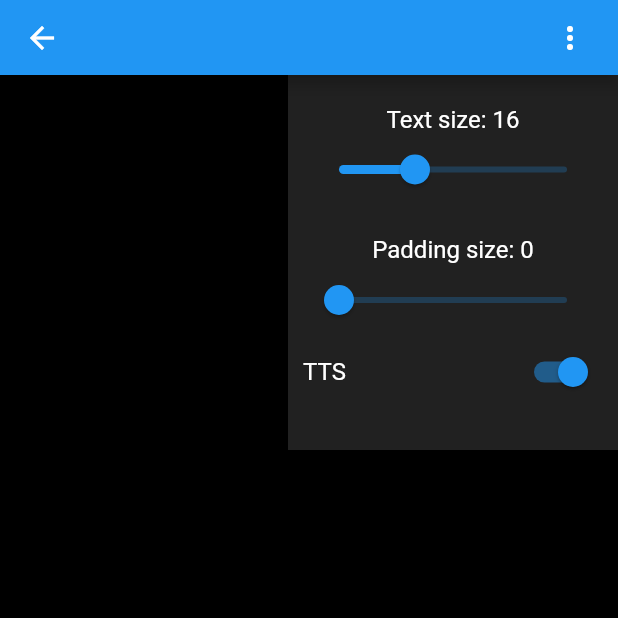
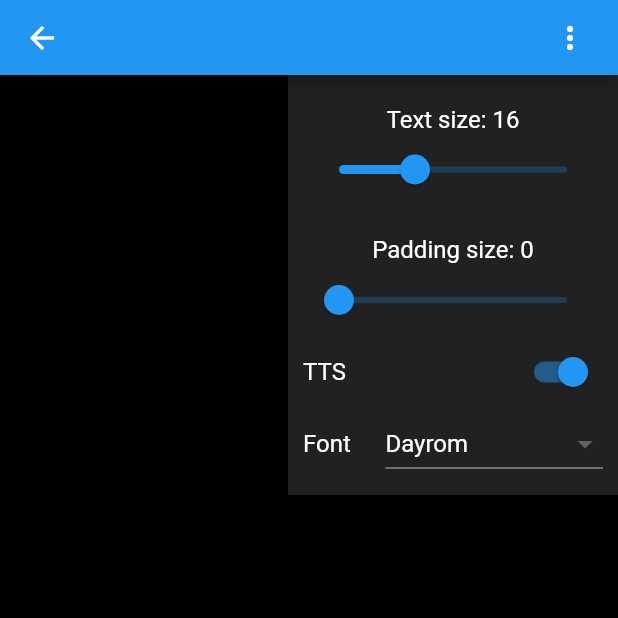
Before and after one commit to Virdici/LanguageMiner, a Flutter app: the ReadText screen opened directly, after a tap on the "more vert" icon, on a phone screen of 412 x 824 dp, the top half of it. Run offline on Flutter 3.47's test engine with Material 2 defaults, Android fonts, the phone set to English and light mode, and no system bars; our stand-ins replace flutter_tts, fluttertoast, hive, hive_flutter, permission_handler, shared_preferences and 1 more; accounts and stored records are empty; Roboto replaces fonts that are missing (Dayrom); project files that could hold a hidden picture were left out.

Commit message:
add icon, some minor fixes

```diff
--- a/lib/Controllers/settings.dart
+++ b/lib/Controllers/settings.dart
@@ -51,4 +51,28 @@ class Settings {
     }
     return position;
   }
+
+  Future setFontFamily(String name) async {
+    _sp.setString('FontFamily', name);
+  }
+
+  String getFontFamily() {
+    String? name = _sp.getString('FontFamily');
+    if (name == null) {
+      name = 'Dayrom';
+    }
+    return name;
+  }
+
+  Future setTts(bool isTsEnabled) async {
+    _sp.setBool('isTTs', isTsEnabled);
+  }
+
+  bool getTts() {
+    bool? position = _sp.getBool('isTTs');
+    if (position == null) {
+      position = true;
+    }
+    return position;
+  }
 }
--- a/lib/page/read_text.dart
+++ b/lib/page/read_text.dart
@@ -40,6 +40,7 @@ class _ReadTextState extends State<ReadText> {
   bool isTTsEnabled = true;
   final FlutterTts tts = FlutterTts();
   bool isMenuShown = false;
+  String fontName = 'Dayrom';
 
   late List<String> paragraphsList = content.split(
       new RegExp(r"(?<!\w\.\w.)(?<![A-Z][a-z]\.)(?<=\.|\?)(\s|[A-Z].*)|\n"));
@@ -65,6 +66,8 @@ class _ReadTextState extends State<ReadText> {
         fontSize = settings.getfontSize();
         paddingSize = settings.getPadding();
         scrollPosition = settings.getScrollPosition();
+        fontName = settings.getFontFamily();
+        isTTsEnabled = settings.getTts();
       });
     });
     Future.delayed(Duration.zero, () => setPosition(context));
@@ -75,54 +78,6 @@ class _ReadTextState extends State<ReadText> {
   void setPosition(BuildContext context) {
     scrollController.animateTo(scrollPosition,
         duration: new Duration(microseconds: 1), curve: Curves.bounceIn);
-  }
-
-  void increaseTextSize() {
-    setState(() {
-      if (fontSize >= 48) {
-        fontSize = 48;
-        settings.setfontSize(48);
-      } else {
-        fontSize += 2;
-        settings.setfontSize(fontSize += 2);
-      }
-    });
-  }
-
-  void decreaseTextSize() {
-    setState(() {
-      if (fontSize <= 4) {
-        fontSize = 4;
-        settings.setfontSize(4);
-      } else {
-        fontSize -= 2;
-        settings.setfontSize(fontSize -= 2);
-      }
-    });
-  }
-
-  void increasePadding() {
-    setState(() {
-      if (paddingSize >= 48) {
-        paddingSize = 48;
-        settings.setPadding(48);
-      } else {
-        paddingSize += 4;
-        settings.setPadding(paddingSize += 4);
-      }
-    });
-  }
-
-  void decreasePadding() {
-    setState(() {
-      if (paddingSize <= 0) {
-        paddingSize = 0;
-        settings.setPadding(0);
-      } else {
-        paddingSize -= 4;
-        settings.setPadding(paddingSize -= 4);
-      }
-    });
   }
 
   @override
@@ -140,13 +95,6 @@ class _ReadTextState extends State<ReadText> {
         alignment: Alignment.topRight,
         children: [
           GestureDetector(
-            onTap: () {
-              if (isMenuShown) {
-                setState(() {
-                  isMenuShown = false;
-                });
-              }
-            },
             onDoubleTap: () {
               setState(() {
                 if (appBarSize == 50) {
@@ -175,7 +123,7 @@ class _ReadTextState extends State<ReadText> {
   Widget customAppBar() {
     if (isMenuShown) {
       return Container(
-        height: 250,
+        height: 280,
         width: 220,
         color: Colors.grey[900],
         child: Column(
@@ -234,8 +182,6 @@ class _ReadTextState extends State<ReadText> {
             ),
             Padding(
               padding: EdgeInsets.symmetric(horizontal: 10),
-              child: GestureDetector(
-                onTap: () {},
               child: Row(
                 mainAxisAlignment: MainAxisAlignment.spaceBetween,
                 children: [
@@ -248,9 +194,50 @@ class _ReadTextState extends State<ReadText> {
                       onChanged: (value) {
                         setState(() {
                           isTTsEnabled = value;
-                            print(isTTsEnabled);
+                          settings.setTts(isTTsEnabled);
                         });
                       })
+                ],
+              ),
+            ),
+            Padding(
+              padding: EdgeInsets.symmetric(horizontal: 10),
+              child: GestureDetector(
+                onTap: () {},
+                child: Row(
+                  mainAxisAlignment: MainAxisAlignment.spaceBetween,
+                  children: [
+                    Text(
+                      'Font',
+                      style: TextStyle(color: Colors.white, fontSize: 16),
+                    ),
+                    DropdownButton(
+                      value: fontName,
+                      focusColor: Colors.white,
+                      dropdownColor: Colors.grey[700],
+                      onChanged: (String? newValue) {
+                        setState(() {
+                          fontName = newValue!;
+                          settings.setFontFamily(fontName);
+                        });
+                      },
+                      items: <String>[
+                        'Dayrom',
+                        'LouisGeorgeCafe',
+                        'OpenDyslexic'
+                      ].map<DropdownMenuItem<String>>(
+                        (String value) {
+                          return DropdownMenuItem<String>(
+                            value: value,
+                            child: Text(
+                              value,
+                              style: TextStyle(
+                                  color: Colors.white, fontFamily: value),
+                            ),
+                          );
+                        },
+                      ).toList(),
+                    ),
                   ],
                 ),
               ),
@@ -295,7 +282,7 @@ class _ReadTextState extends State<ReadText> {
                   color: Colors.white,
                   fontSize: fontSize,
                   fontWeight: FontWeight.bold,
-                  fontFamily: 'OpenDyslexic'),
+                  fontFamily: fontName),
             ),
             onTap: () async => {
               selectedSentence = text,
--- a/lib/page/words_list.dart
+++ b/lib/page/words_list.dart
@@ -261,7 +261,7 @@ class _WordsPageState extends State<WordsPage> {
     }
     if (status.isGranted) {
       final Directory? directory = await getExternalStorageDirectory();
-      final File file = File('${directory!.path}/export.txt');
+      final File file = File('${directory!.path}/export.tsv');
       print(words.length);
       for (var word in words) {
         if (withTTS)
--- a/pubspec.yaml
+++ b/pubspec.yaml
@@ -75,6 +75,12 @@ flutter:
     - family: OpenDyslexic
       fonts:
         - asset: fonts/OpenDyslexic3-Regular.ttf
+    - family: Dayrom
+      fonts:
+        - asset: fonts/Dayrom.ttf
+    - family: LouisGeorgeCafe
+      fonts:
+        - asset: fonts/LouisGeorgeCafe.ttf
 
 
 
```
Also changed, not shown: fonts/AltoneTrial-.ttf (added), fonts/Dayrom.ttf (added), fonts/LouisGeorgeCafe.ttf (added), fonts/Mermaid.ttf (added), 5 other files. Lines whose indentation alone changed are shown as unchanged.
